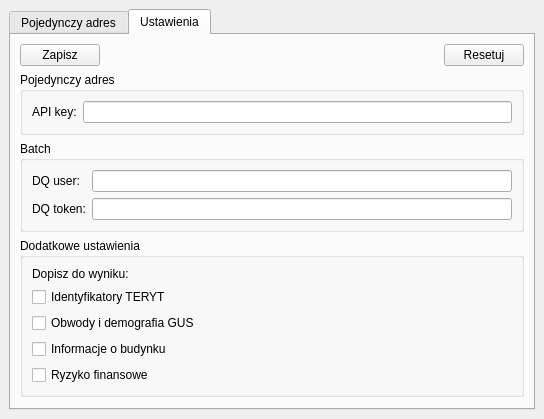
Qt form algomaps_qgis_dockwidget_base.ui (Algolytics/algomaps_qgis) before a commit.
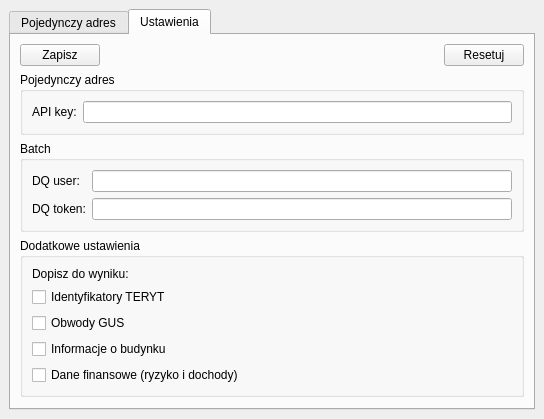
The same form after that commit. The open tabs and pages were chosen to show the change. Custom widgets are drawn as their Qt base class.

Commit message: SINGLE: geocode OK, working checkboxes, adding additional data to layers OK; saving checkbox state to JSON and reset

What changed in the file:
```diff
--- a/algomaps_qgis_dockwidget_base.ui
+++ b/algomaps_qgis_dockwidget_base.ui
@@ -439,10 +439,10 @@
            <item row="3" column="0">
             <widget class="QCheckBox" name="chk_gus">
              <property name="text">
-              <string>Obwody i demografia GUS</string>
+              <string>Obwody GUS</string>
              </property>
              <property name="checkable">
-              <bool>false</bool>
+              <bool>true</bool>
              </property>
             </widget>
            </item>
@@ -454,11 +454,17 @@
             </widget>
            </item>
            <item row="5" column="0">
-            <widget class="QCheckBox" name="chk_risk">
+            <widget class="QCheckBox" name="chk_financial">
+             <property name="enabled">
+              <bool>true</bool>
+             </property>
              <property name="text">
-              <string>Ryzyko finansowe</string>
+              <string>Dane finansowe (ryzyko i dochody)</string>
              </property>
              <property name="checkable">
+              <bool>true</bool>
+             </property>
+             <property name="checked">
               <bool>false</bool>
              </property>
             </widget>
```
Left out of the diff: 8 changed lines with no effect on the pictures. The commit also changes 2 other files.
